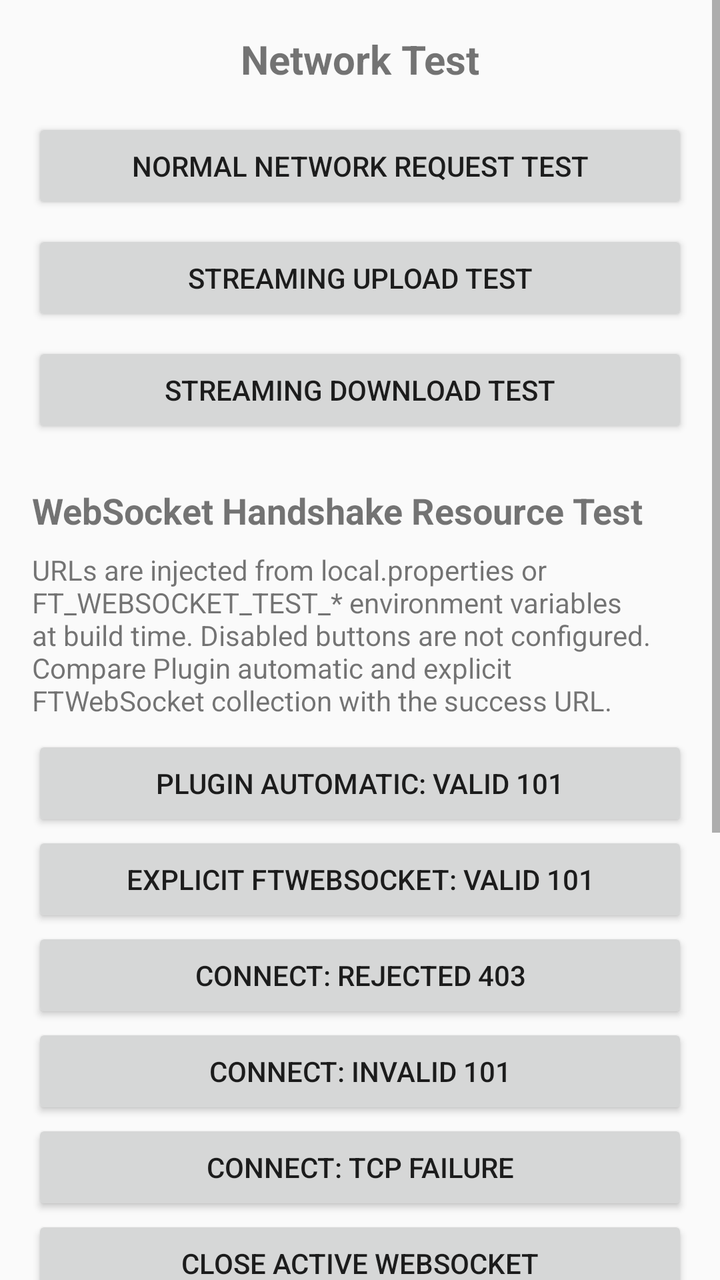
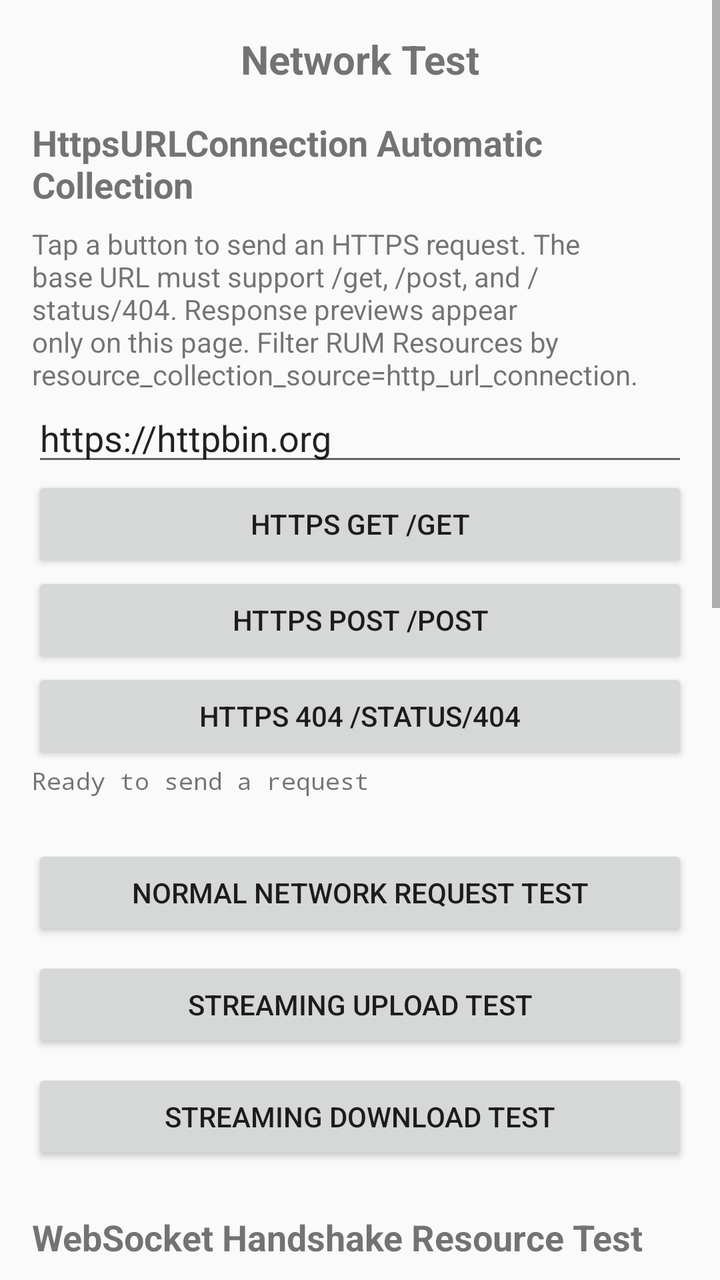

An Android layout rendered at two revisions. The XML below is the earlier revision; the diff shows what the commit changed to produce the second picture.
<!-- AndroidManifest.xml: application theme AppTheme -->
<!-- res/layout/activity_network_test.xml -->
<?xml version="1.0" encoding="utf-8"?>
<ScrollView xmlns:android="http://schemas.android.com/apk/res/android"
    android:layout_width="match_parent"
    android:layout_height="match_parent">

    <LinearLayout
        android:layout_width="match_parent"
        android:layout_height="wrap_content"
        android:orientation="vertical"
        android:padding="16dp">

        <TextView
            android:layout_width="match_parent"
            android:layout_height="wrap_content"
            android:gravity="center"
            android:paddingBottom="16dp"
            android:text="@string/network_test_title"
            android:textSize="20sp"
            android:textStyle="bold" />

        <Button
            android:id="@+id/btn_normal_request"
            android:layout_width="match_parent"
            android:layout_height="wrap_content"
            android:layout_marginBottom="8dp"
            android:text="@string/network_normal_request" />

        <Button
            android:id="@+id/btn_stream_upload"
            android:layout_width="match_parent"
            android:layout_height="wrap_content"
            android:layout_marginBottom="8dp"
            android:text="@string/network_stream_upload" />

        <Button
            android:id="@+id/btn_stream_download"
            android:layout_width="match_parent"
            android:layout_height="wrap_content"
            android:text="@string/network_stream_download" />

        <TextView
            android:layout_width="match_parent"
            android:layout_height="wrap_content"
            android:layout_marginTop="24dp"
            android:text="@string/websocket_test_title"
            android:textSize="18sp"
            android:textStyle="bold" />

        <TextView
            android:layout_width="match_parent"
            android:layout_height="wrap_content"
            android:layout_marginTop="8dp"
            android:text="@string/websocket_test_description" />

        <Button
            android:id="@+id/btn_websocket_success"
            android:layout_width="match_parent"
            android:layout_height="wrap_content"
            android:layout_marginTop="8dp"
            android:text="@string/websocket_test_success" />

        <Button
            android:id="@+id/btn_websocket_manual_success"
            android:layout_width="match_parent"
            android:layout_height="wrap_content"
            android:text="@string/websocket_test_manual_success" />

        <Button
            android:id="@+id/btn_websocket_reject"
            android:layout_width="match_parent"
            android:layout_height="wrap_content"
            android:text="@string/websocket_test_reject" />

        <Button
            android:id="@+id/btn_websocket_invalid_upgrade"
            android:layout_width="match_parent"
            android:layout_height="wrap_content"
            android:text="@string/websocket_test_invalid_upgrade" />

        <Button
            android:id="@+id/btn_websocket_tcp_failure"
            android:layout_width="match_parent"
            android:layout_height="wrap_content"
            android:text="@string/websocket_test_tcp_failure" />

        <Button
            android:id="@+id/btn_websocket_close"
            android:layout_width="match_parent"
            android:layout_height="wrap_content"
            android:text="@string/websocket_test_close" />

        <TextView
            android:id="@+id/tv_websocket_test_result"
            android:layout_width="match_parent"
            android:layout_height="wrap_content"
            android:layout_marginTop="8dp"
            android:fontFamily="monospace"
            android:textIsSelectable="true"
            android:textSize="12sp" />

        <TextView
            android:layout_width="match_parent"
            android:layout_height="wrap_content"
            android:layout_marginTop="24dp"
            android:text="@string/resource_queue_repro_title"
            android:textSize="18sp"
            android:textStyle="bold" />

        <TextView
            android:layout_width="match_parent"
            android:layout_height="wrap_content"
            android:layout_marginTop="8dp"
            android:text="@string/resource_queue_repro_description" />

        <EditText
            android:id="@+id/et_resource_queue_hold_seconds"
            android:layout_width="match_parent"
            android:layout_height="wrap_content"
            android:hint="@string/resource_queue_hold_hint"
            android:importantForAutofill="no"
            android:inputType="number"
            android:maxLines="1"
            android:text="@string/resource_queue_default_hold_seconds" />

        <Button
            android:id="@+id/btn_resource_queue_repro"
            android:layout_width="match_parent"
            android:layout_height="wrap_content"
            android:layout_marginTop="8dp"
            android:text="@string/resource_queue_repro_action" />

        <TextView
            android:id="@+id/tv_resource_queue_result"
            android:layout_width="match_parent"
            android:layout_height="wrap_content"
            android:layout_marginTop="12dp"
            android:fontFamily="monospace"
            android:paddingBottom="24dp"
            android:text="@string/resource_queue_repro_initial_result"
            android:textIsSelectable="true"
            android:textSize="12sp" />

    </LinearLayout>

</ScrollView>
<!-- resources referenced by this layout -->
<resources>
  <string name="network_normal_request">Normal Network Request Test</string>
  <string name="network_stream_download">Streaming Download Test</string>
  <string name="network_stream_upload">Streaming Upload Test</string>
  <string name="network_test_title">Network Test</string>
  <string name="resource_queue_default_hold_seconds">5</string>
  <string name="resource_queue_hold_hint">Queue hold time in seconds</string>
  <string name="resource_queue_repro_action">Run Real Queue Reproduction</string>
  <string name="resource_queue_repro_description">The first response holds the only OkHttp Dispatcher slot. Use 5 seconds for a quick check or 600 seconds to reproduce a 10-minute Unknown duration.</string>
  <string name="resource_queue_repro_initial_result">Result will show Call timing, inferred Unknown, and ResourceBean.startTime.</string>
  <string name="resource_queue_repro_title">Resource Queue Timing Reproduction</string>
  <string name="websocket_test_close">Close active WebSocket</string>
  <string name="websocket_test_description">URLs are injected from local.properties or FT_WEBSOCKET_TEST_* environment variables at build time. Disabled buttons are not configured. Compare Plugin automatic and explicit FTWebSocket collection with the success URL.</string>
  <string name="websocket_test_invalid_upgrade">Connect: invalid 101</string>
  <string name="websocket_test_manual_success">Explicit FTWebSocket: valid 101</string>
  <string name="websocket_test_reject">Connect: rejected 403</string>
  <string name="websocket_test_success">Plugin automatic: valid 101</string>
  <string name="websocket_test_tcp_failure">Connect: TCP failure</string>
  <string name="websocket_test_title">WebSocket Handshake Resource Test</string>
  <style name="AppTheme" parent="Theme.AppCompat.Light.DarkActionBar">
          
          <item name="colorPrimary">@color/colorPrimary</item>
          <item name="colorPrimaryDark">@color/colorPrimaryDark</item>
          <item name="colorAccent">@color/colorAccent</item>
          <item name="colorSurface">@color/colorSurface</item>
          <item name="colorOnSurface">@color/colorOnSurface</item>
      </style>
  <color name="colorPrimary">#008577</color>
  <color name="colorPrimaryDark">#00574B</color>
  <color name="colorAccent">#D81B60</color>
  <color name="colorSurface">#ffffff</color>
  <color name="colorOnSurface">#000000</color>
</resources>

<!-- the commit's change to res/layout/activity_network_test.xml (unified diff, before → after) -->
@@ -17,6 +17,56 @@
             android:text="@string/network_test_title"
             android:textSize="20sp"
             android:textStyle="bold" />
+
+        <TextView
+            android:layout_width="match_parent"
+            android:layout_height="wrap_content"
+            android:text="HttpsURLConnection Automatic Collection"
+            android:textSize="18sp"
+            android:textStyle="bold" />
+
+        <TextView
+            android:layout_width="match_parent"
+            android:layout_height="wrap_content"
+            android:layout_marginTop="8dp"
+            android:text="Tap a button to send an HTTPS request. The base URL must support /get, /post, and /status/404. Response previews appear only on this page. Filter RUM Resources by resource_collection_source=http_url_connection." />
+
+        <EditText
+            android:id="@+id/et_https_base_url"
+            android:layout_width="match_parent"
+            android:layout_height="wrap_content"
+            android:inputType="textUri"
+            android:singleLine="true"
+            android:hint="HTTPS base URL"
+            android:text="https://httpbin.org" />
+
+        <Button
+            android:id="@+id/btn_https_get"
+            android:layout_width="match_parent"
+            android:layout_height="wrap_content"
+            android:text="HTTPS GET /get" />
+
+        <Button
+            android:id="@+id/btn_https_post"
+            android:layout_width="match_parent"
+            android:layout_height="wrap_content"
+            android:text="HTTPS POST /post" />
+
+        <Button
+            android:id="@+id/btn_https_error"
+            android:layout_width="match_parent"
+            android:layout_height="wrap_content"
+            android:text="HTTPS 404 /status/404" />
+
+        <TextView
+            android:id="@+id/tv_https_result"
+            android:layout_width="match_parent"
+            android:layout_height="wrap_content"
+            android:layout_marginBottom="24dp"
+            android:fontFamily="monospace"
+            android:text="Ready to send a request"
+            android:textIsSelectable="true"
+            android:textSize="12sp" />
 
         <Button
             android:id="@+id/btn_normal_request"
